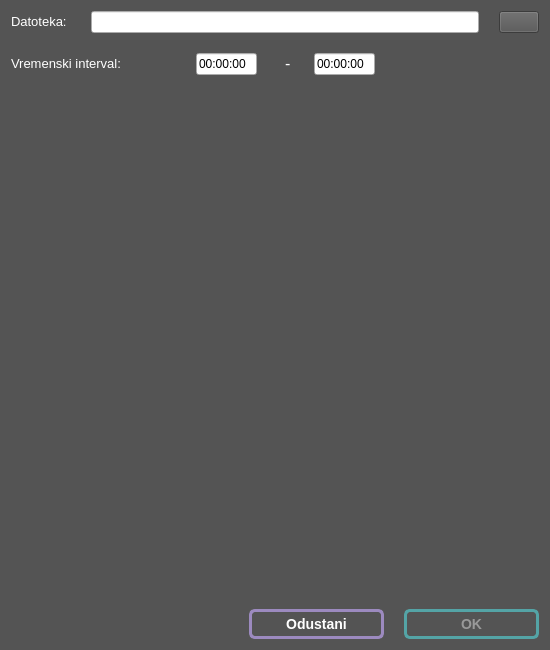
Old version of the form src/View/OptionsDialog/OptionsDialog.ui in the repository tomarga/Skripta.
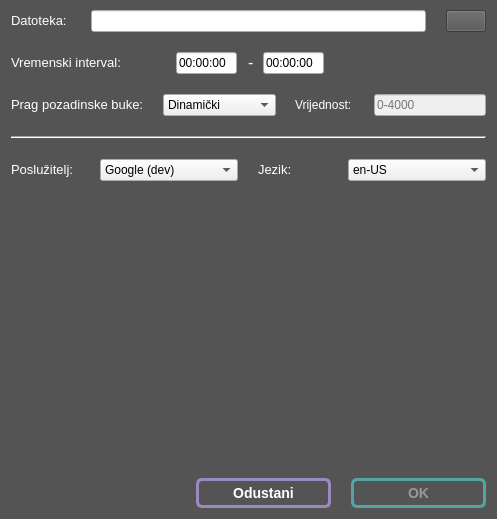
New version of the form. Icons and pictures are not drawn.

Commit message: Add ambient noise options functionality

Diff of the .ui file:
```diff
--- a/src/View/OptionsDialog/OptionsDialog.ui
+++ b/src/View/OptionsDialog/OptionsDialog.ui
@@ -6,8 +6,8 @@
    <rect>
     <x>0</x>
     <y>0</y>
-    <width>550</width>
-    <height>650</height>
+    <width>497</width>
+    <height>519</height>
    </rect>
   </property>
   <property name="windowTitle">
@@ -25,6 +25,9 @@
    <property name="spacing">
     <number>20</number>
    </property>
+   <property name="topMargin">
+    <number>10</number>
+   </property>
    <item>
     <layout class="QHBoxLayout" name="fileHLayout">
      <item>
@@ -76,9 +79,18 @@
     </layout>
    </item>
    <item>
-    <layout class="QHBoxLayout" name="timeHLayout" stretch="1,0,0,1,1">
+    <layout class="QHBoxLayout" name="timeHLayout" stretch="2,2,1,2,2">
+     <property name="spacing">
+      <number>3</number>
+     </property>
      <item>
       <widget class="QLabel" name="FromLabel">
+       <property name="minimumSize">
+        <size>
+         <width>125</width>
+         <height>0</height>
+        </size>
+       </property>
        <property name="text">
         <string>&lt;html&gt;&lt;head/&gt;&lt;body&gt;&lt;p&gt;&lt;span style=&quot; font-size:10pt; color:#ffffff;&quot;&gt;Vremenski interval:&lt;/span&gt;&lt;/p&gt;&lt;/body&gt;&lt;/html&gt;</string>
        </property>
@@ -174,6 +186,129 @@
      </item>
     </layout>
    </item>
+   <item>
+    <layout class="QHBoxLayout" name="noiseHLayout" stretch="1,2,1,2">
+     <property name="spacing">
+      <number>19</number>
+     </property>
+     <item>
+      <widget class="QLabel" name="noiseTypeLabel">
+       <property name="toolTip">
+        <string>&lt;html&gt;&lt;head/&gt;&lt;body&gt;&lt;p&gt;Vrijednosti više od praga se smatraju govorom, a niže tišinom.&lt;/p&gt;&lt;p&gt;Prag se može odrediti dinamički, s ili bez početne vrijednosti, ili postaviti na fiksnu vrijednost.&lt;/p&gt;&lt;/body&gt;&lt;/html&gt;</string>
+       </property>
+       <property name="text">
+        <string>&lt;html&gt;&lt;head/&gt;&lt;body&gt;&lt;p&gt;&lt;span style=&quot; font-size:10pt; color:#ffffff;&quot;&gt;Prag pozadinske buke:&lt;/span&gt;&lt;/p&gt;&lt;/body&gt;&lt;/html&gt;</string>
+       </property>
+      </widget>
+     </item>
+     <item>
+      <widget class="QComboBox" name="noiseTypeComboBox">
+       <item>
+        <property name="text">
+         <string extracomment="komentar">Dinamički</string>
+        </property>
+       </item>
+       <item>
+        <property name="text">
+         <string>Hibridni</string>
+        </property>
+       </item>
+       <item>
+        <property name="text">
+         <string>Fiksni</string>
+        </property>
+       </item>
+      </widget>
+     </item>
+     <item>
+      <widget class="QLabel" name="noiseValueLabel">
+       <property name="enabled">
+        <bool>true</bool>
+       </property>
+       <property name="toolTip">
+        <string>&lt;html&gt;&lt;head/&gt;&lt;body&gt;&lt;p&gt;Vrijednosti više od praga se smatraju govorom, a niže tišinom.&lt;/p&gt;&lt;p&gt;Prag se može odrediti dinamički, s ili bez početne vrijednosti, ili postaviti na fiksnu vrijednost.&lt;/p&gt;&lt;/body&gt;&lt;/html&gt;</string>
+       </property>
+       <property name="text">
+        <string>&lt;html&gt;&lt;head/&gt;&lt;body&gt;&lt;p&gt;&lt;span style=&quot; color:#ffffff;&quot;&gt;Vrijednost: &lt;/span&gt;&lt;/p&gt;&lt;/body&gt;&lt;/html&gt;</string>
+       </property>
+      </widget>
+     </item>
+     <item>
+      <widget class="QLineEdit" name="noiseValueLineEdit">
+       <property name="enabled">
+        <bool>false</bool>
+       </property>
+       <property name="placeholderText">
+        <string>0-4000</string>
+       </property>
+      </widget>
+     </item>
+    </layout>
+   </item>
+   <item>
+    <widget class="Line" name="line">
+     <property name="orientation">
+      <enum>Qt::Horizontal</enum>
+     </property>
+    </widget>
+   </item>
+   <item>
+    <layout class="QHBoxLayout" name="horizontalLayout" stretch="1,2,1,2">
+     <item>
+      <widget class="QLabel" name="apiLabel">
+       <property name="toolTip">
+        <string>&lt;html&gt;&lt;head/&gt;&lt;body&gt;&lt;p&gt;Svaki poslužitelj podržava neke od niže navedenih opcija.&lt;/p&gt;&lt;p&gt;Sphinx API radi offline.&lt;/p&gt;&lt;/body&gt;&lt;/html&gt;</string>
+       </property>
+       <property name="text">
+        <string>&lt;html&gt;&lt;head/&gt;&lt;body&gt;&lt;p&gt;&lt;span style=&quot; font-size:10pt; color:#ffffff;&quot;&gt;Poslužitelj: &lt;/span&gt;&lt;/p&gt;&lt;/body&gt;&lt;/html&gt;</string>
+       </property>
+      </widget>
+     </item>
+     <item>
+      <widget class="QComboBox" name="apiComboBox">
+       <item>
+        <property name="text">
+         <string>Google (dev)</string>
+        </property>
+       </item>
+       <item>
+        <property name="text">
+         <string>Google Cloud</string>
+        </property>
+       </item>
+       <item>
+        <property name="text">
+         <string>PocketSphinx</string>
+        </property>
+       </item>
+       <item>
+        <property name="text">
+         <string>Houndify</string>
+        </property>
+       </item>
+      </widget>
+     </item>
+     <item>
+      <widget class="QLabel" name="languageLabel">
+       <property name="toolTip">
+        <string>&lt;html&gt;&lt;head/&gt;&lt;body&gt;&lt;p&gt;Svaki poslužitelj podržava neke od niže navedenih opcija.&lt;/p&gt;&lt;p&gt;Sphinx API radi offline.&lt;/p&gt;&lt;/body&gt;&lt;/html&gt;</string>
+       </property>
+       <property name="text">
+        <string>&lt;html&gt;&lt;head/&gt;&lt;body&gt;&lt;p&gt;&lt;span style=&quot; font-size:10pt; color:#ffffff;&quot;&gt;Jezik:&lt;/span&gt;&lt;/p&gt;&lt;/body&gt;&lt;/html&gt;</string>
+       </property>
+      </widget>
+     </item>
+     <item>
+      <widget class="QComboBox" name="languageComboBox">
+       <item>
+        <property name="text">
+         <string>en-US</string>
+        </property>
+       </item>
+      </widget>
+     </item>
+    </layout>
+   </item>
    <item>
     <spacer name="verticalSpacer">
      <property name="orientation">
```
Left out of the diff: 2 changed lines with no effect on the pictures. The commit also changes 5 other files.
